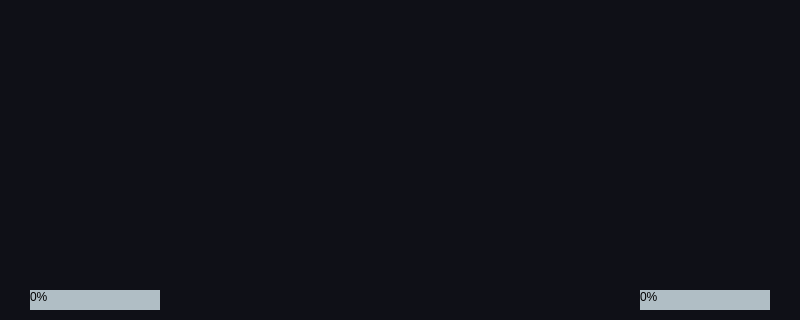
First picture: the form in src/HMIDisplay.ui, repository lamnguyenduy/HMI-Meter, before the edit; both pictures show x 0 to 800 and y 160 to 480 of the 800 by 480 pixel window.
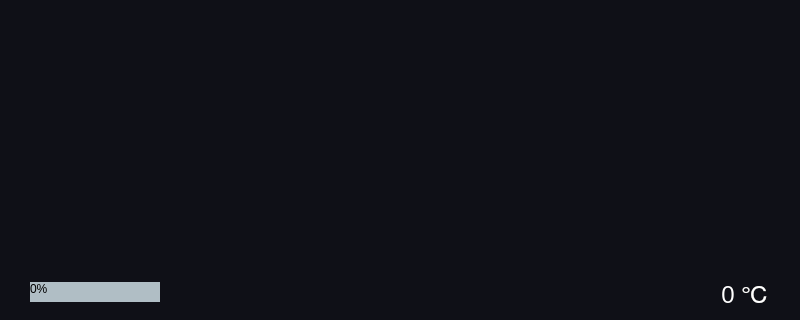
Second picture: the form after the edit.

```diff
--- a/src/HMIDisplay.ui
+++ b/src/HMIDisplay.ui
@@ -203,27 +203,15 @@
             </spacer>
           </item>
           <item>
-            <widget class="QProgressBar" name="tempBar">
-              <property name="minimumSize">
-                <size>
-                  <width>130</width>
-                  <height>20</height>
-                </size>
-              </property>
-              <property name="maximumSize">
-                <size>
-                  <width>130</width>
-                  <height>20</height>
-                </size>
-              </property>
+      <widget class="QLabel" name="tempLabel">
               <property name="styleSheet">
-                <string notr="true">QProgressBar { background-color: #B0BEC5; border: 1px solid #B0BEC5; } QProgressBar::chunk { background-color: #0288D1; }</string>
-              </property>
-              <property name="maximum">
-                <number>150</number>
-              </property>
-              <property name="value">
-                <number>0</number>
+        <string notr="true">color: #FFFFFF; font: 24px Arial;</string>
+       </property>
+       <property name="text">
+        <string>0 ℃</string>
+       </property>
+       <property name="alignment">
+        <set>Qt::AlignCenter</set>
               </property>
             </widget>
           </item>
```
Left out of the diff: 12 changed lines with no effect on the pictures. Lines whose indentation alone changed are shown as unchanged.
